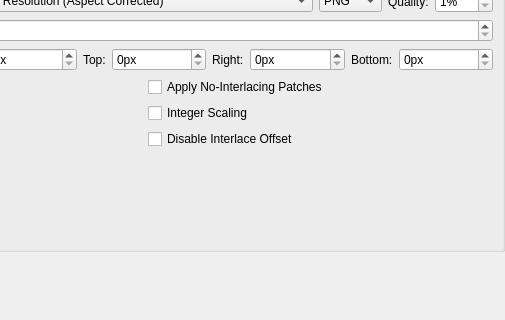
The window that pcsx2-qt/Settings/GraphicsSettingsWidget.ui (PCSX2/pcsx2) describes before a commit, drawn with Qt 5; both pictures show x 215 to 720 and y 274 to 594 of the 720 by 594 pixel window.
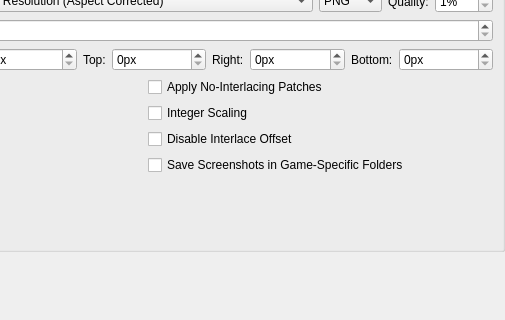
The same window after the commit.

Commit message: GS/Qt: Implement toggle for organizing screenshots by game

The edit to the form file:
```diff
--- a/pcsx2-qt/Settings/GraphicsSettingsWidget.ui
+++ b/pcsx2-qt/Settings/GraphicsSettingsWidget.ui
@@ -456,6 +456,13 @@
            </property>
           </widget>
          </item>
+         <item row="3" column="1">
+          <widget class="QCheckBox" name="organizeScreenshotsByGame">
+           <property name="text">
+            <string>Save Screenshots in Game-Specific Folders</string>
+           </property>
+          </widget>
+         </item>
         </layout>
        </item>
       </layout>
```
The commit also changes 4 other files.
